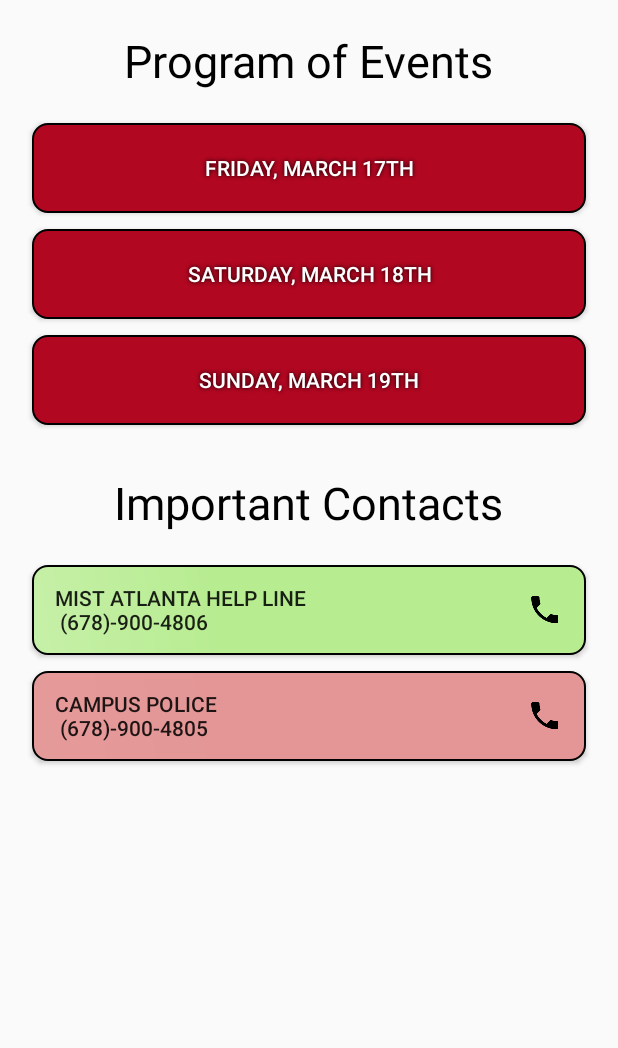
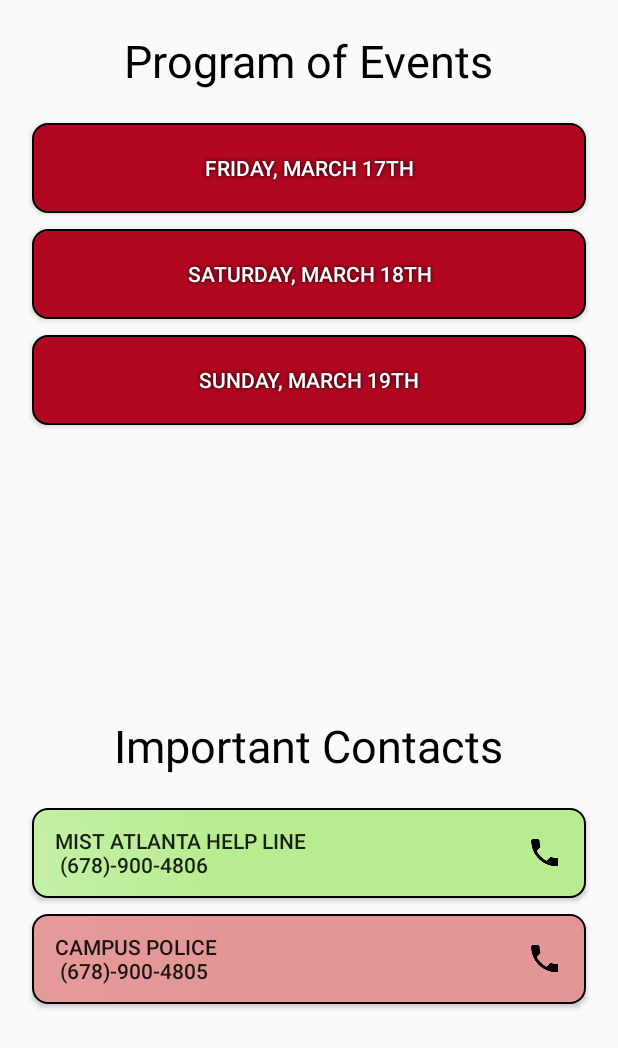
Before and after one commit to dkhan99/MIST_Android, an Android app: the layout fragment_program.xml on its own in the app's theme, with its tools: preview values and no code run, on a phone screen of 412 x 824 dp. Shown: the top 1048 px of the screen. Run offline under Robolectric (Android 15) with nearby library versions, the phone set to English and light mode, and no system bars.

Commit message:
program page works with small screens

```diff
--- a/app/src/main/res/layout/fragment_program.xml
+++ b/app/src/main/res/layout/fragment_program.xml
@@ -1,10 +1,18 @@
 <?xml version="1.0" encoding="utf-8"?>
-<RelativeLayout xmlns:android="http://schemas.android.com/apk/res/android"
+<LinearLayout xmlns:android="http://schemas.android.com/apk/res/android"
     xmlns:tools="http://schemas.android.com/tools"
     android:layout_width="match_parent"
+    android:orientation="vertical"
     android:layout_height="match_parent"
+    android:weightSum="100"
     android:fitsSystemWindows="true">
 
+    <LinearLayout
+        android:layout_width="match_parent"
+        android:layout_height="wrap_content"
+        android:orientation="vertical"
+        android:layout_weight="55"
+        android:id="@+id/program_layout">
 
         <TextView
             android:id="@+id/program_of_events_text"
@@ -14,15 +22,17 @@
             android:layout_marginTop="20dp"
             android:text="Program of Events"
             android:textSize="30dp"
-        android:layout_centerHorizontal="true"
+            android:layout_gravity="center_horizontal"
             />
 
-    <RelativeLayout xmlns:android="http://schemas.android.com/apk/res/android"
+        <LinearLayout xmlns:android="http://schemas.android.com/apk/res/android"
             xmlns:app="http://schemas.android.com/apk/res-auto"
             android:id="@+id/program_of_events_layout"
             android:layout_width="match_parent"
             android:layout_height="wrap_content"
+            android:orientation="vertical"
             android:layout_below="@+id/program_of_events_text"
+            android:weightSum="3"
             android:paddingBottom="@dimen/activity_vertical_margin"
             android:paddingLeft="@dimen/activity_horizontal_margin"
             android:paddingRight="@dimen/activity_horizontal_margin"
@@ -30,6 +40,7 @@
             >
 
             <Button
+                android:layout_weight="1"
                 android:text="Friday, March 17th"
                 android:layout_width="match_parent"
                 android:layout_height="wrap_content"
@@ -41,6 +52,7 @@
                 android:background="@drawable/red_button"/>
 
             <Button
+                android:layout_weight="1"
                 android:text="Saturday, March 18th"
                 android:layout_width="match_parent"
                 android:layout_height="wrap_content"
@@ -52,6 +64,7 @@
                 android:layout_margin="5dp"
                 android:background="@drawable/red_button"/>
             <Button
+                android:layout_weight="1"
                 android:text="Sunday, March 19th"
                 android:layout_width="match_parent"
                 android:layout_height="wrap_content"
@@ -63,9 +76,17 @@
                 android:layout_margin="5dp"
                 android:background="@drawable/red_button"/>
 
-    </RelativeLayout>
+        </LinearLayout>
+
+    </LinearLayout>
 
 
+    <LinearLayout
+        android:layout_weight="45"
+        android:layout_width="match_parent"
+        android:layout_height="wrap_content"
+        android:orientation="vertical"
+        android:id="@+id/important_contact_layout">
     <TextView
         android:id="@+id/important_contacts_text"
         android:textColor="@color/black"
@@ -75,16 +96,18 @@
         android:layout_marginTop="10dp"
         android:text="Important Contacts"
         android:textSize="30dp"
-        android:layout_centerHorizontal="true"
+        android:layout_gravity="center_horizontal"
         />
 
-    <RelativeLayout xmlns:android="http://schemas.android.com/apk/res/android"
+    <LinearLayout xmlns:android="http://schemas.android.com/apk/res/android"
         xmlns:app="http://schemas.android.com/apk/res-auto"
         xmlns:tools="http://schemas.android.com/tools"
         android:id="@+id/content_help_directory"
         android:layout_width="match_parent"
         android:layout_height="wrap_content"
         android:layout_below="@+id/important_contacts_text"
+        android:orientation="vertical"
+        android:weightSum="2"
         android:paddingBottom="@dimen/activity_vertical_margin"
         android:paddingLeft="@dimen/activity_horizontal_margin"
         android:paddingRight="@dimen/activity_horizontal_margin"
@@ -93,6 +116,7 @@
         >
 
         <Button
+            android:layout_weight="1"
             android:text="@string/text_mist_hotline"
             android:layout_width="match_parent"
             android:layout_height="wrap_content"
@@ -105,6 +129,7 @@
             android:background="@drawable/green_contact_button"/>
 
         <Button
+            android:layout_weight="1"
             android:text="@string/text_campus_police"
             android:paddingLeft="15dp"
             android:paddingRight="15dp"
@@ -117,5 +142,6 @@
             android:layout_margin="5dp"
             android:background="@drawable/pink_contact_button"/>
 
-    </RelativeLayout>
-</RelativeLayout>
+    </LinearLayout>
+    </LinearLayout>
+</LinearLayout>
```
Lines whose indentation alone changed are shown as unchanged.
